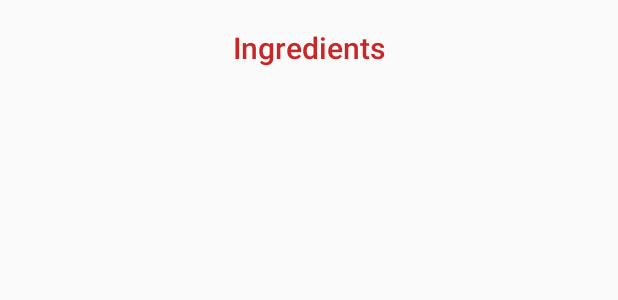
After one commit to edwin9870/TheBestBakingApp, an Android app: the layout item_recipe_step.xml on its own in the app's theme, with its tools: preview values and no code run, on a phone screen of 412 x 824 dp. The commit adds this screen. Shown: the top 300 px of the screen. Run offline under Robolectric (Android 15) with nearby library versions, the phone set to English and light mode, and no system bars.

Commit message:
Implement Detail recipe

```diff
--- a/app/src/main/res/layout/activity_main.xml
+++ b/app/src/main/res/layout/activity_main.xml
@@ -15,7 +15,7 @@
             android:id="@+id/toolbar_main"
             android:layout_width="match_parent"
             android:layout_height="?attr/actionBarSize"
-            app:layout_scrollFlags="scroll|enterAlways" />
+            app:layout_scrollFlags="scroll|enterAlways"/>
 
 
     </android.support.design.widget.AppBarLayout>
@@ -25,7 +25,8 @@
         android:id="@+id/recipe_fragment"
         android:name="com.edwin.android.thebestbakingapp.fragments.RecipeFragment"
         android:layout_width="match_parent"
-        android:layout_height="match_parent" />
+        android:layout_height="match_parent"
+        app:layout_behavior="@string/appbar_scrolling_view_behavior"/>
 
 
 </android.support.design.widget.CoordinatorLayout>
--- a/app/src/main/res/layout/fragment_baking_recipe.xml
+++ b/app/src/main/res/layout/fragment_baking_recipe.xml
@@ -8,7 +8,6 @@
     <android.support.v7.widget.RecyclerView
         android:id="@+id/recycler_view_baking"
         android:layout_width="match_parent"
-        android:layout_height="wrap_content"
-        app:layout_behavior="@string/appbar_scrolling_view_behavior"/>
+        android:layout_height="wrap_content"/>
 
 </FrameLayout>
--- /dev/null
+++ b/app/src/main/res/layout/item_recipe_step.xml
@@ -0,0 +1,19 @@
+<?xml version="1.0" encoding="utf-8"?>
+<LinearLayout xmlns:android="http://schemas.android.com/apk/res/android"
+              android:layout_width="match_parent"
+              android:layout_height="wrap_content"
+              android:paddingLeft="16dp"
+              android:paddingRight="16dp"
+              android:paddingTop="8dp"
+              android:orientation="vertical">
+
+    <TextView
+        android:id="@+id/recipe_step_description"
+        style="@style/Base.TextAppearance.AppCompat.Title"
+        android:layout_width="match_parent"
+        android:layout_height="48dp"
+        android:textColor="@color/colorSecondary"
+        android:gravity="center"
+        android:text="@string/ingredients"/>
+
+</LinearLayout>
--- a/app/src/main/res/values/strings.xml
+++ b/app/src/main/res/values/strings.xml
@@ -1,4 +1,5 @@
 <resources>
     <string name="app_name">The Best Baking App</string>
     <string name="baking_url_data" translatable="false">http://go.udacity.com/android-baking-app-json</string>
+    <string name="ingredients">Ingredients</string>
 </resources>
```
Also changed, not shown: app/src/main/AndroidManifest.xml (+8 -1 lines), app/src/main/java/com/edwin/android/thebestbakingapp/activities/RecipeDetail.java (deleted, +0 -15 lines), app/src/main/java/com/edwin/android/thebestbakingapp/activities/RecipeDetailActivity.java (added, +40 -0 lines), app/src/main/java/com/edwin/android/thebestbakingapp/adapters/RecipeStepAdapter.java (added, +89 -0 lines), app/src/main/java/com/edwin/android/thebestbakingapp/fragments/RecipeDetailFragment.java (+55 -1 lines), app/src/main/java/com/edwin/android/thebestbakingapp/fragments/RecipeFragment.java (+8 -0 lines), app/src/main/java/com/edwin/android/thebestbakingapp/util/Constants.java (added, +11 -0 lines), app/src/main/res/layout/activity_recipe_detail.xml (+4 -3 lines), app/src/main/res/layout/fragment_recipe_detail.xml (added, +20 -0 lines).
